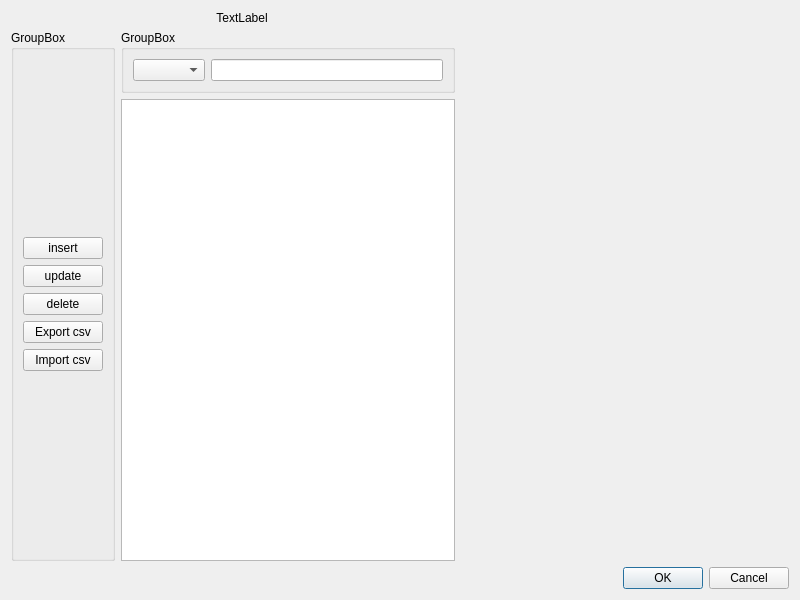
Before: the Qt Designer form Views/CommonView.ui in mmbeyrem/GStock, drawn with Qt 5.
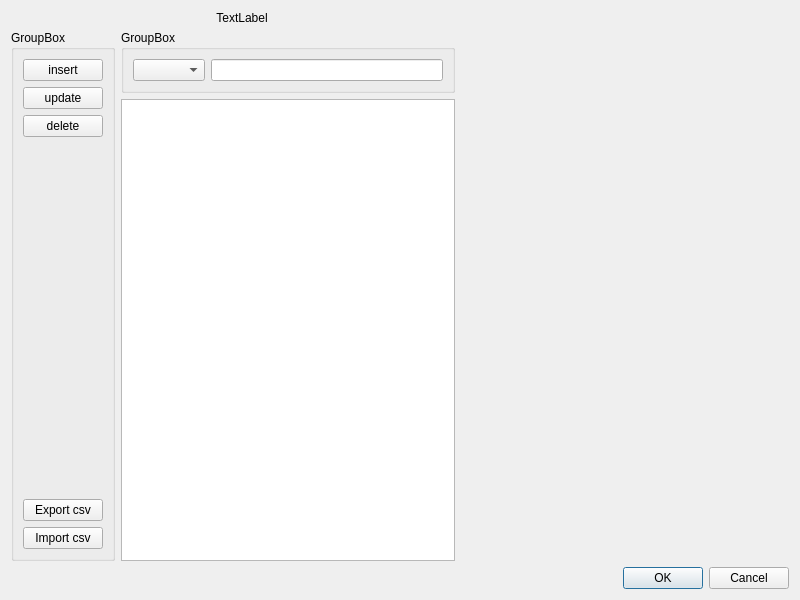
After: the same form once the commit is applied.

What changed in the file:
```diff
--- a/Views/CommonView.ui
+++ b/Views/CommonView.ui
@@ -66,6 +66,19 @@
               </property>
              </widget>
             </item>
+            <item>
+             <spacer name="verticalSpacer">
+              <property name="orientation">
+               <enum>Qt::Vertical</enum>
+              </property>
+              <property name="sizeHint" stdset="0">
+               <size>
+                <width>20</width>
+                <height>40</height>
+               </size>
+              </property>
+             </spacer>
+            </item>
             <item>
              <widget class="QPushButton" name="ExportB">
               <property name="text">
```
Left out of the diff: 2 changed lines with no effect on the pictures.
